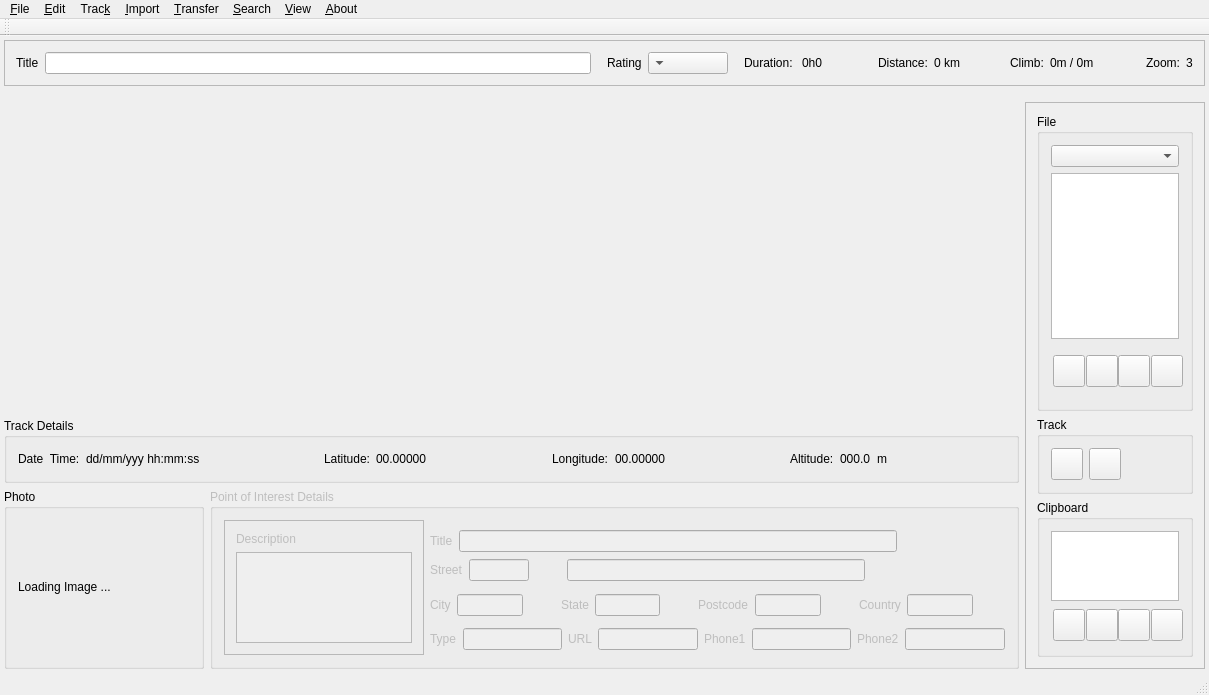
This is src/mainwindow.ui in trumpton/POI as Qt 5 draws it before an edit. The edited form follows.
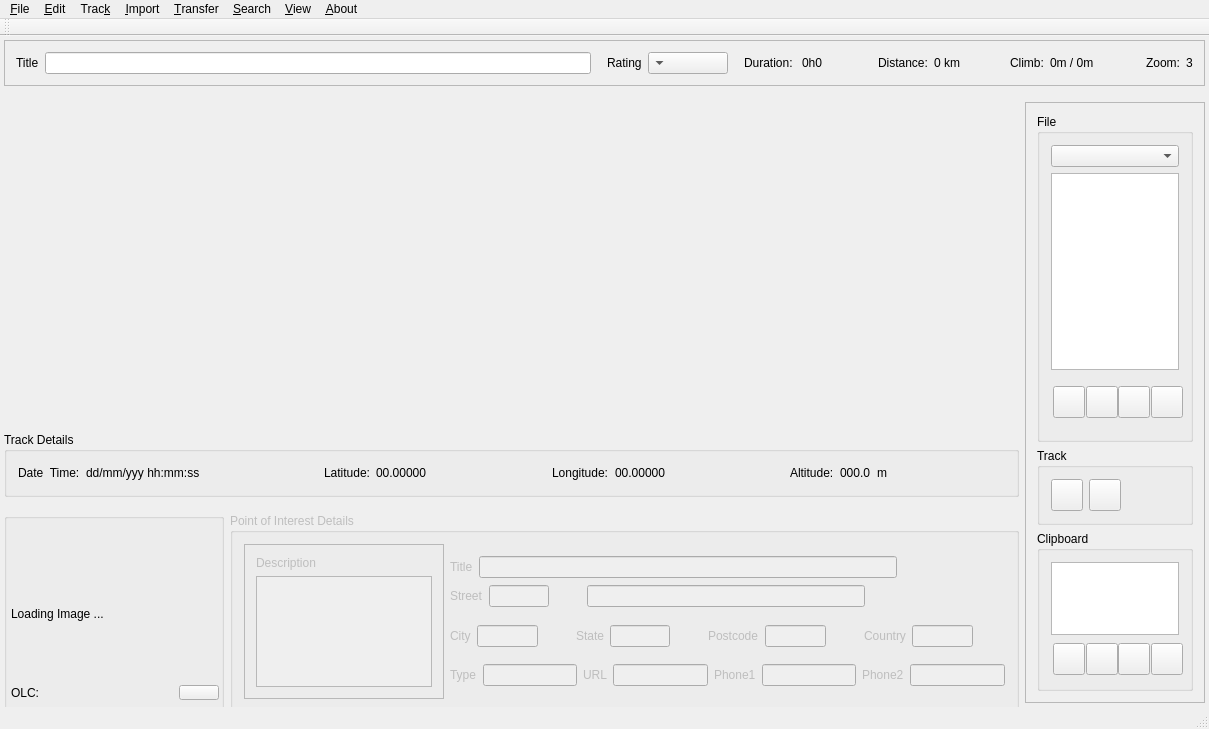
This is the edited form. Icons and pictures are not drawn. Custom widgets are drawn as their Qt base class.

What changed in the file:
```diff
--- a/src/mainwindow.ui
+++ b/src/mainwindow.ui
@@ -7,7 +7,7 @@
     <x>0</x>
     <y>0</y>
     <width>1209</width>
-    <height>695</height>
+    <height>729</height>
    </rect>
   </property>
   <property name="sizePolicy">
@@ -410,11 +410,17 @@
            <number>0</number>
           </property>
           <item>
-           <widget class="QGroupBox" name="groupBox_Photo">
+           <widget class="QGroupBox" name="groupBox_PhotoOlc">
+            <property name="sizePolicy">
+             <sizepolicy hsizetype="Preferred" vsizetype="Preferred">
+              <horstretch>0</horstretch>
+              <verstretch>0</verstretch>
+             </sizepolicy>
+            </property>
             <property name="minimumSize">
              <size>
-              <width>200</width>
-              <height>180</height>
+              <width>220</width>
+              <height>200</height>
              </size>
             </property>
             <property name="maximumSize">
@@ -424,9 +430,29 @@
              </size>
             </property>
             <property name="title">
-             <string>Photo</string>
+             <string/>
             </property>
-            <layout class="QHBoxLayout" name="horizontalLayout_13">
+            <layout class="QVBoxLayout" name="verticalLayout">
+             <property name="leftMargin">
+              <number>2</number>
+             </property>
+             <property name="topMargin">
+              <number>2</number>
+             </property>
+             <property name="rightMargin">
+              <number>2</number>
+             </property>
+             <property name="bottomMargin">
+              <number>2</number>
+             </property>
+             <item>
+              <layout class="QVBoxLayout" name="verticalLayout_11">
+               <property name="leftMargin">
+                <number>2</number>
+               </property>
+               <property name="topMargin">
+                <number>0</number>
+               </property>
              <item>
               <widget class="QLabel" name="labelImage">
                <property name="sizePolicy">
@@ -437,8 +463,8 @@
                </property>
                <property name="minimumSize">
                 <size>
-                 <width>180</width>
-                 <height>130</height>
+                   <width>200</width>
+                   <height>150</height>
                 </size>
                </property>
                <property name="maximumSize">
@@ -452,6 +478,74 @@
                </property>
               </widget>
              </item>
+               <item>
+                <layout class="QHBoxLayout" name="horizontalLayout_16">
+                 <property name="topMargin">
+                  <number>0</number>
+                 </property>
+                 <item>
+                  <widget class="QLabel" name="label_19">
+                   <property name="minimumSize">
+                    <size>
+                     <width>0</width>
+                     <height>15</height>
+                    </size>
+                   </property>
+                   <property name="text">
+                    <string>OLC: </string>
+                   </property>
+                  </widget>
+                 </item>
+                 <item>
+                  <widget class="QLabel" name="label_olc">
+                   <property name="minimumSize">
+                    <size>
+                     <width>20</width>
+                     <height>15</height>
+                    </size>
+                   </property>
+                   <property name="text">
+                    <string/>
+                   </property>
+                  </widget>
+                 </item>
+                 <item>
+                  <spacer name="horizontalSpacer_11">
+                   <property name="orientation">
+                    <enum>Qt::Horizontal</enum>
+                   </property>
+                   <property name="sizeHint" stdset="0">
+                    <size>
+                     <width>2</width>
+                     <height>2</height>
+                    </size>
+                   </property>
+                  </spacer>
+                 </item>
+                 <item>
+                  <widget class="QPushButton" name="button_copyOlc">
+                   <property name="minimumSize">
+                    <size>
+                     <width>15</width>
+                     <height>15</height>
+                    </size>
+                   </property>
+                   <property name="toolTip">
+                    <string>Copy Open Location Code to Clipboard</string>
+                   </property>
+                   <property name="text">
+                    <string/>
+                   </property>
+                   <property name="icon">
+                    <iconset resource="icons.qrc">
+                     <normaloff>:/icons/copyclipboard.png</normaloff>:/icons/copyclipboard.png</iconset>
+                   </property>
+                  </widget>
+                 </item>
+                </layout>
+               </item>
+              </layout>
+             </item>
             </layout>
            </widget>
           </item>
@@ -463,7 +557,7 @@
             <property name="minimumSize">
              <size>
               <width>0</width>
-              <height>180</height>
+              <height>200</height>
              </size>
             </property>
             <property name="maximumSize">
@@ -553,10 +647,10 @@
                 <number>0</number>
                </property>
                <property name="topMargin">
-                <number>5</number>
+                <number>2</number>
                </property>
                <property name="bottomMargin">
-                <number>0</number>
+                <number>2</number>
                </property>
                <item>
                 <layout class="QHBoxLayout" name="horizontalLayout_2">
```
Left out of the diff: 4 changed lines with no effect on the pictures. Lines whose indentation alone changed are shown as unchanged.
